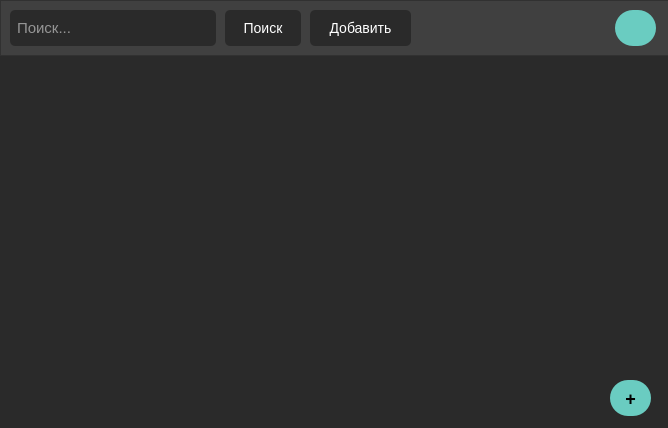
This is autorization_mainwindow/autorization_mainwindow.ui in b0shka/selling_apps as Qt 5 draws it before an edit. The edited form follows.
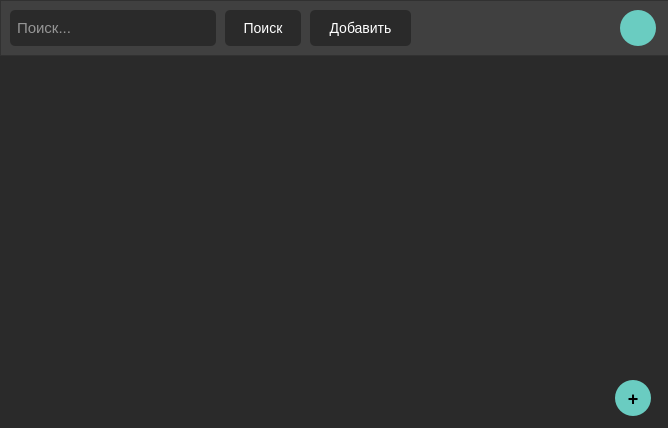
This is the edited form.

Patch:
```diff
--- a/autorization_mainwindow/autorization_mainwindow.ui
+++ b/autorization_mainwindow/autorization_mainwindow.ui
@@ -126,9 +126,9 @@
    <widget class="QPushButton" name="pushButton_2">
     <property name="geometry">
      <rect>
-      <x>615</x>
+      <x>620</x>
       <y>10</y>
-      <width>41</width>
+      <width>36</width>
       <height>36</height>
      </rect>
     </property>
@@ -203,9 +203,9 @@
   <widget class="QPushButton" name="pushButton_4">
    <property name="geometry">
     <rect>
-     <x>610</x>
+     <x>615</x>
      <y>380</y>
-     <width>41</width>
+     <width>36</width>
      <height>36</height>
     </rect>
    </property>
```
